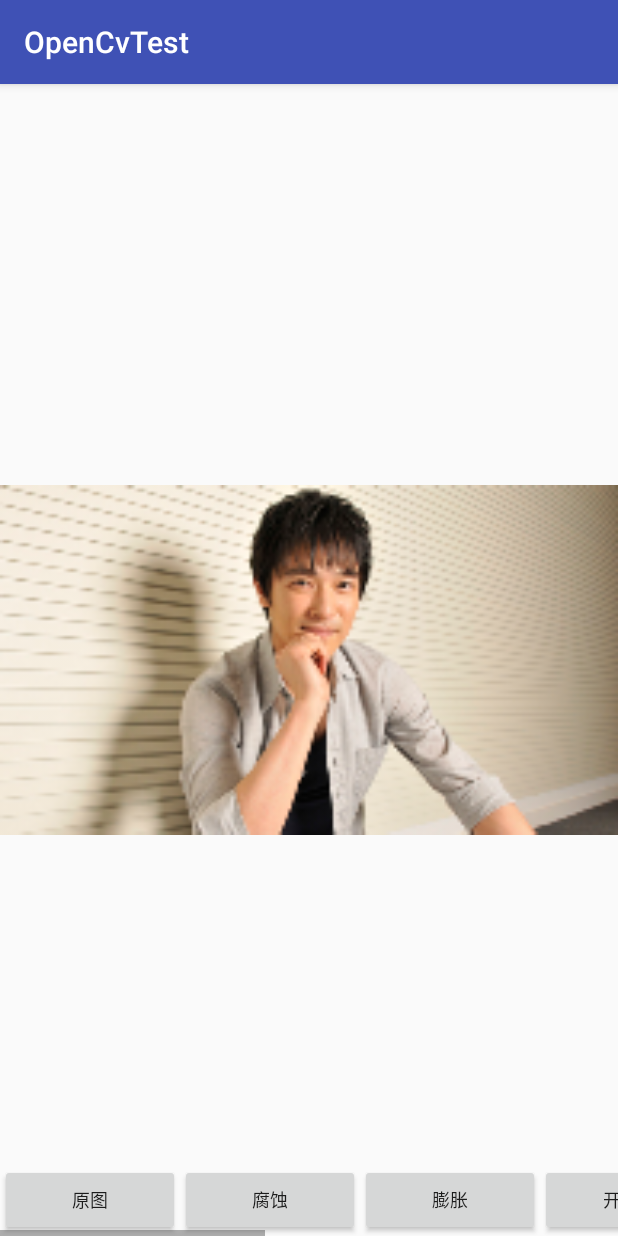
After one commit to machinezhou/OpenCv4AndroidPractice, an Android app: the EroDilActivity screen opened directly, with no data from a screen before it, on a phone screen of 412 x 824 dp. The commit adds this screen. Run offline under Robolectric (Android 15) with nearby library versions, the phone set to English and light mode, and no system bars; 2 statements that could not run were skipped.

Commit message:
EroDilActivity and PyramidsActivity added

```diff
--- a/app/src/main/AndroidManifest.xml
+++ b/app/src/main/AndroidManifest.xml
@@ -29,6 +29,12 @@
     <activity
         android:name=".SmoothingProActivity"
         android:label="@string/app_name"/>
+    <activity
+        android:name=".EroDilActivity"
+        android:label="@string/app_name"/>
+    <activity
+        android:name=".PyramidsActivity"
+        android:label="@string/app_name"/>
 
   </application>
 
--- /dev/null
+++ b/app/src/main/java/com/zhou/lawson/opencvtest/EroDilActivity.java
@@ -0,0 +1,121 @@
+package com.zhou.lawson.opencvtest;
+
+import android.graphics.Bitmap;
+import android.graphics.BitmapFactory;
+import android.os.Bundle;
+import android.support.annotation.Nullable;
+import android.support.v7.app.AppCompatActivity;
+import android.view.View;
+import android.widget.ImageView;
+import org.opencv.android.Utils;
+import org.opencv.core.Mat;
+import org.opencv.core.Size;
+import org.opencv.imgproc.Imgproc;
+
+import static org.opencv.imgproc.Imgproc.MORPH_BLACKHAT;
+import static org.opencv.imgproc.Imgproc.MORPH_CLOSE;
+import static org.opencv.imgproc.Imgproc.MORPH_GRADIENT;
+import static org.opencv.imgproc.Imgproc.MORPH_OPEN;
+import static org.opencv.imgproc.Imgproc.MORPH_RECT;
+import static org.opencv.imgproc.Imgproc.MORPH_TOPHAT;
+
+/**
+ * Created by lawson on 16/10/23.
+ */
+
+public final class EroDilActivity extends AppCompatActivity implements View.OnClickListener {
+
+  private ImageView whiteBoard;
+
+  private Bitmap bitmap;
+  private Bitmap originalBitmap;
+  private Mat inMat = new Mat();
+  private Mat outMat = new Mat();
+  private Mat kernelMat;
+  private int currentFilter = R.id.button_original;
+
+  @Override protected void onCreate(@Nullable Bundle savedInstanceState) {
+    super.onCreate(savedInstanceState);
+    setContentView(R.layout.activity_ero_dil);
+
+    init();
+  }
+
+  private void init() {
+    whiteBoard = (ImageView) findViewById(R.id.white_board);
+    findViewById(R.id.button_original).setOnClickListener(this);
+    findViewById(R.id.button_erode).setOnClickListener(this);
+    findViewById(R.id.button_dilate).setOnClickListener(this);
+    findViewById(R.id.button_opening).setOnClickListener(this);
+    findViewById(R.id.button_closing).setOnClickListener(this);
+    findViewById(R.id.button_morphological_gradient).setOnClickListener(this);
+    findViewById(R.id.button_top_hat).setOnClickListener(this);
+    findViewById(R.id.button_black_hat).setOnClickListener(this);
+
+    kernelMat = Imgproc.getStructuringElement(MORPH_RECT, new Size(2, 2));
+    originalBitmap = BitmapFactory.decodeResource(getResources(), R.mipmap.test);
+    bitmap = originalBitmap.copy(originalBitmap.getConfig(), true);
+    whiteBoard.setImageBitmap(originalBitmap);
+  }
+
+  @Override public void onClick(View v) {
+    int id = v.getId();
+    if (currentFilter == id) {
+      return;
+    }
+    switchFilter(id);
+    currentFilter = id;
+  }
+
+  private void switchFilter(int filter) {
+    Utils.bitmapToMat(originalBitmap, inMat);
+
+    switch (filter) {
+      case R.id.button_erode:
+        /**
+         * 矩形: MORPH_RECT 交叉形: MORPH_CROSS 椭圆形: MORPH_ELLIPSE
+         * 第三个参数，其size越大，效果越明显，为1的时候没有效果，其值不能为null
+         */
+        Imgproc.erode(inMat, outMat, kernelMat);
+        break;
+      case R.id.button_dilate:
+        /**
+         * 矩形: MORPH_RECT 交叉形: MORPH_CROSS 椭圆形: MORPH_ELLIPSE
+         * 第三个参数，其size越大，效果越明显，为1的时候没有效果，其值不能为null
+         */
+        Imgproc.dilate(inMat, outMat, kernelMat);
+        break;
+      case R.id.button_opening:
+        Imgproc.morphologyEx(inMat, outMat, MORPH_OPEN, kernelMat);
+        break;
+      case R.id.button_closing:
+        Imgproc.morphologyEx(inMat, outMat, MORPH_CLOSE, kernelMat);
+        break;
+      case R.id.button_morphological_gradient:
+        Imgproc.morphologyEx(inMat, outMat, MORPH_GRADIENT, kernelMat);
+        break;
+      case R.id.button_top_hat:
+        Imgproc.morphologyEx(inMat, outMat, MORPH_TOPHAT, kernelMat);
+        break;
+      case R.id.button_black_hat:
+        Imgproc.morphologyEx(inMat, outMat, MORPH_BLACKHAT, kernelMat);
+        break;
+      case R.id.button_original:
+      default:
+        inMat.copyTo(outMat);
+        break;
+    }
+
+    Utils.matToBitmap(outMat, bitmap);
+    whiteBoard.setImageBitmap(bitmap);
+  }
+
+  @Override protected void onDestroy() {
+    super.onDestroy();
+
+    bitmap.recycle();
+    bitmap = null;
+    originalBitmap.recycle();
+    originalBitmap = null;
+  }
+}
--- /dev/null
+++ b/app/src/main/res/layout/activity_ero_dil.xml
@@ -0,0 +1,69 @@
+<?xml version="1.0" encoding="utf-8"?>
+<RelativeLayout xmlns:android="http://schemas.android.com/apk/res/android"
+    android:layout_width="match_parent"
+    android:layout_height="match_parent">
+  <ImageView
+      android:id="@+id/white_board"
+      android:layout_width="match_parent"
+      android:layout_height="match_parent"
+  />
+  <HorizontalScrollView
+      android:layout_alignParentBottom="true"
+      android:orientation="horizontal"
+      android:layout_width="match_parent"
+      android:layout_height="wrap_content">
+    <LinearLayout
+        android:orientation="horizontal"
+        android:layout_width="wrap_content"
+        android:layout_height="wrap_content">
+      <Button
+          android:id="@+id/button_original"
+          android:text="@string/original"
+          android:textSize="@dimen/button_text_size"
+          android:layout_width="@dimen/button_width"
+          android:layout_height="wrap_content"/>
+      <Button
+          android:id="@+id/button_erode"
+          android:text="@string/erode"
+          android:textSize="@dimen/button_text_size"
+          android:layout_width="@dimen/button_width"
+          android:layout_height="wrap_content"/>
+      <Button
+          android:id="@+id/button_dilate"
+          android:text="@string/dilate"
+          android:textSize="@dimen/button_text_size"
+          android:layout_width="@dimen/button_width"
+          android:layout_height="wrap_content"/>
+      <Button
+          android:id="@+id/button_opening"
+          android:text="@string/opening"
+          android:textSize="@dimen/button_text_size"
+          android:layout_width="@dimen/button_width"
+          android:layout_height="wrap_content"/>
+      <Button
+          android:id="@+id/button_closing"
+          android:text="@string/closing"
+          android:textSize="@dimen/button_text_size"
+          android:layout_width="@dimen/button_width"
+          android:layout_height="wrap_content"/>
+      <Button
+          android:id="@+id/button_morphological_gradient"
+          android:text="@string/morphological_gradient"
+          android:textSize="@dimen/button_text_size"
+          android:layout_width="@dimen/button_width"
+          android:layout_height="wrap_content"/>
+      <Button
+          android:id="@+id/button_top_hat"
+          android:text="@string/top_hat"
+          android:textSize="@dimen/button_text_size"
+          android:layout_width="@dimen/button_width"
+          android:layout_height="wrap_content"/>
+      <Button
+          android:id="@+id/button_black_hat"
+          android:text="@string/black_hat"
+          android:textSize="@dimen/button_text_size"
+          android:layout_width="@dimen/button_width"
+          android:layout_height="wrap_content"/>
+    </LinearLayout>
+  </HorizontalScrollView>
+</RelativeLayout>
--- a/app/src/main/res/values/dimens.xml
+++ b/app/src/main/res/values/dimens.xml
@@ -4,5 +4,8 @@
   <dimen name="activity_vertical_margin">16dp</dimen>
   <dimen name="fab_margin">16dp</dimen>
 
+  <dimen name="small_margin">5dp</dimen>
+  <dimen name="button_width">120dp</dimen>
+
   <dimen name="button_text_size">12sp</dimen>
 </resources>
--- a/app/src/main/res/values/strings.xml
+++ b/app/src/main/res/values/strings.xml
@@ -3,10 +3,25 @@
   <string name="action_settings">Settings</string>
 
   <string name="original">原图</string>
+  <string name="reset">重置</string>
   <string name="smoothing_process">平滑处理</string>
+  <string name="erode_dilate">腐蚀与膨胀</string>
+  <string name="pyramids">图像金字塔</string>
 
   <string name="homogeneous_blur">均值平滑</string>
   <string name="gaussian_blur">高斯平滑</string>
   <string name="median_blur">中值平滑</string>
   <string name="bilateral_blur">双边平滑</string>
+
+  <string name="erode">腐蚀</string>
+  <string name="dilate">膨胀</string>
+  <string name="opening">开运算</string>
+  <string name="closing">闭运算</string>
+  <string name="morphological_gradient">形态梯度</string>
+  <string name="top_hat">顶帽</string>
+  <string name="black_hat">黑帽</string>
+
+  <string name="pyramid_up">向上采样</string>
+  <string name="pyramid_down">向下采样</string>
+  <string name="threshold">阈值</string>
 </resources>
```
Also changed, not shown: app/src/main/java/com/zhou/lawson/opencvtest/MainActivity.java (+8 -0 lines), app/src/main/java/com/zhou/lawson/opencvtest/PyramidsActivity.java (added, +131 -0 lines), app/src/main/res/layout/activity_pyramids.xml (added, +55 -0 lines), app/src/main/res/layout/content_main.xml (+18 -0 lines), app/src/main/res/mipmap-xxxhdpi/test_image_512.png (added), 1 other file.
